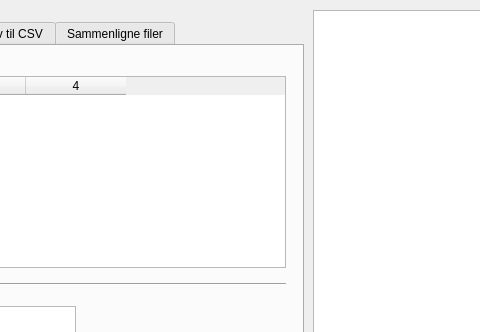
Qt form nvdb_qgis_plugin_dialog_base.ui (vtfk/NVDB-qgis-plugin) before a commit; both pictures show x 297 to 777 and y 0 to 332 of the 872 by 591 pixel window.
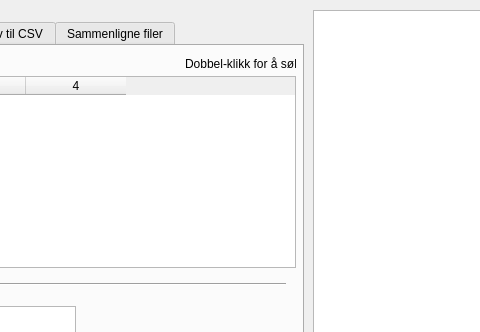
The same form after that commit. The open tabs and pages were chosen to show the change.

```diff
--- a/nvdb_qgis_plugin_dialog_base.ui
+++ b/nvdb_qgis_plugin_dialog_base.ui
@@ -403,7 +403,7 @@
       <rect>
        <x>10</x>
        <y>30</y>
-       <width>561</width>
+       <width>571</width>
        <height>192</height>
       </rect>
      </property>
@@ -476,6 +476,19 @@
       <string>Forhåndsinnstilte søk:</string>
      </property>
     </widget>
+    <widget class="QLabel" name="label_18">
+     <property name="geometry">
+      <rect>
+       <x>470</x>
+       <y>10</y>
+       <width>111</width>
+       <height>16</height>
+      </rect>
+     </property>
+     <property name="text">
+      <string>Dobbel-klikk for å søke</string>
+     </property>
+    </widget>
    </widget>
    <widget class="QWidget" name="CSV">
     <attribute name="title">
```
Left out of the diff: 17 changed lines with no effect on the pictures.
